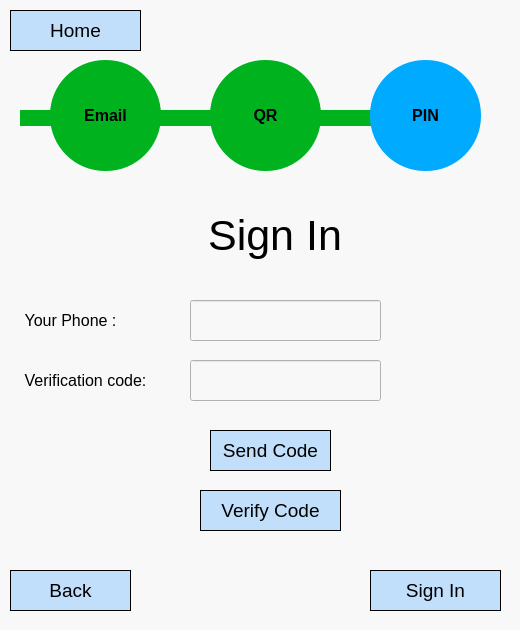
StegoMailo/Desktop-App, file UI_Files/PIN Sign In.ui: the form before one commit.
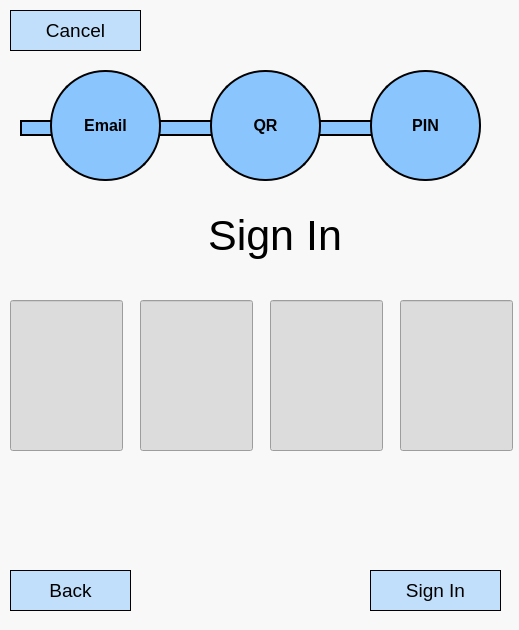
The form after the commit.

Commit message: Finished Sign in UIs

```diff
--- a/UI_Files/PIN Sign In.ui
+++ b/UI_Files/PIN Sign In.ui
@@ -6,7 +6,7 @@
    <rect>
     <x>0</x>
     <y>0</y>
-    <width>520</width>
+    <width>519</width>
     <height>630</height>
    </rect>
   </property>
@@ -16,65 +16,6 @@
   <property name="styleSheet">
    <string notr="true">background-color: rgb(248, 248, 248);</string>
   </property>
-  <widget class="QLabel" name="txtPhoneNumber">
-   <property name="geometry">
-    <rect>
-     <x>10</x>
-     <y>300</y>
-     <width>121</width>
-     <height>41</height>
-    </rect>
-   </property>
-   <property name="text">
-    <string>&lt;html&gt;&lt;head/&gt;&lt;body&gt;&lt;p align=&quot;center&quot;&gt;&lt;span style=&quot; font-size:12pt; color:#000000;&quot;&gt;Your Phone :&lt;/span&gt;&lt;/p&gt;&lt;/body&gt;&lt;/html&gt;</string>
-   </property>
-  </widget>
-  <widget class="QLineEdit" name="tfPhoneNumber">
-   <property name="geometry">
-    <rect>
-     <x>190</x>
-     <y>300</y>
-     <width>191</width>
-     <height>41</height>
-    </rect>
-   </property>
-   <property name="styleSheet">
-    <string notr="true">background-color: rgb(198, 198, 198);
-background-color: rgb(248, 248, 248);</string>
-   </property>
-   <property name="text">
-    <string/>
-   </property>
-  </widget>
-  <widget class="QLabel" name="txtVerificationCode">
-   <property name="geometry">
-    <rect>
-     <x>0</x>
-     <y>360</y>
-     <width>171</width>
-     <height>41</height>
-    </rect>
-   </property>
-   <property name="text">
-    <string>&lt;html&gt;&lt;head/&gt;&lt;body&gt;&lt;p align=&quot;center&quot;&gt;&lt;span style=&quot; font-size:12pt; color:#000000;&quot;&gt;Verification code:&lt;/span&gt;&lt;/p&gt;&lt;/body&gt;&lt;/html&gt;</string>
-   </property>
-  </widget>
-  <widget class="QLineEdit" name="tfVerificationCode">
-   <property name="geometry">
-    <rect>
-     <x>190</x>
-     <y>360</y>
-     <width>191</width>
-     <height>41</height>
-    </rect>
-   </property>
-   <property name="styleSheet">
-    <string notr="true">background-color: rgb(248, 248, 248);</string>
-   </property>
-   <property name="text">
-    <string/>
-   </property>
-  </widget>
   <widget class="QPushButton" name="btnSignIn">
    <property name="geometry">
     <rect>
@@ -118,31 +59,6 @@
     <set>Qt::AlignCenter</set>
    </property>
   </widget>
-  <widget class="QPushButton" name="btnSendCode">
-   <property name="enabled">
-    <bool>true</bool>
-   </property>
-   <property name="geometry">
-    <rect>
-     <x>210</x>
-     <y>430</y>
-     <width>121</width>
-     <height>41</height>
-    </rect>
-   </property>
-   <property name="font">
-    <font>
-     <pointsize>14</pointsize>
-    </font>
-   </property>
-   <property name="styleSheet">
-    <string notr="true">background-color: rgb(138, 198, 253,0.5);
-border: 0.5px solid #000000;</string>
-   </property>
-   <property name="text">
-    <string>Send Code</string>
-   </property>
-  </widget>
   <widget class="QPushButton" name="btnHome">
    <property name="geometry">
     <rect>
@@ -162,14 +78,88 @@
 background-color: rgb(138, 198, 253,0.5);</string>
    </property>
    <property name="text">
-    <string>Home</string>
+    <string>Cancel</string>
+   </property>
+  </widget>
+  <widget class="QPushButton" name="btnBack">
+   <property name="geometry">
+    <rect>
+     <x>10</x>
+     <y>570</y>
+     <width>121</width>
+     <height>41</height>
+    </rect>
+   </property>
+   <property name="font">
+    <font>
+     <pointsize>14</pointsize>
+    </font>
+   </property>
+   <property name="styleSheet">
+    <string notr="true">border: 0.5px solid #000000;
+background-color: rgb(138, 198, 253,0.5);</string>
+   </property>
+   <property name="text">
+    <string>Back</string>
+   </property>
+  </widget>
+  <widget class="QLabel" name="progessPassword">
+   <property name="geometry">
+    <rect>
+     <x>210</x>
+     <y>70</y>
+     <width>111</width>
+     <height>111</height>
+    </rect>
+   </property>
+   <property name="font">
+    <font>
+     <pointsize>12</pointsize>
+     <weight>75</weight>
+     <bold>true</bold>
+    </font>
+   </property>
+   <property name="styleSheet">
+    <string notr="true">  height: 50px;
+  width: 50px;
+
+  border-radius: 55%;
+
+border: 2px solid black;
+background-color: rgba(138, 198, 253,1);</string>
+   </property>
+   <property name="text">
+    <string>QR</string>
+   </property>
+   <property name="alignment">
+    <set>Qt::AlignCenter</set>
+   </property>
+  </widget>
+  <widget class="QLabel" name="EmailToPassword">
+   <property name="enabled">
+    <bool>true</bool>
+   </property>
+   <property name="geometry">
+    <rect>
+     <x>130</x>
+     <y>120</y>
+     <width>101</width>
+     <height>16</height>
+    </rect>
+   </property>
+   <property name="styleSheet">
+    <string notr="true">border: 2px solid black;
+background-color: rgba(138, 198, 253,1);</string>
+   </property>
+   <property name="text">
+    <string/>
    </property>
   </widget>
   <widget class="QLabel" name="progessEmail">
    <property name="geometry">
     <rect>
      <x>50</x>
-     <y>60</y>
+     <y>70</y>
      <width>111</width>
      <height>111</height>
     </rect>
@@ -185,8 +175,10 @@
     <string notr="true">  height: 50px;
   width: 50px;
 
-background-color: rgb(0, 179, 30);
-  border-radius: 55%;</string>
+  border-radius: 55%;
+
+border: 2px solid black;
+background-color: rgba(138, 198, 253,1);</string>
    </property>
    <property name="text">
     <string>Email</string>
@@ -202,14 +194,14 @@
    <property name="geometry">
     <rect>
      <x>290</x>
-     <y>110</y>
+     <y>120</y>
      <width>101</width>
      <height>16</height>
     </rect>
    </property>
    <property name="styleSheet">
-    <string notr="true">background-color: rgb(0, 179, 30);
-</string>
+    <string notr="true">border: 2px solid black;
+background-color: rgba(138, 198, 253,1);</string>
    </property>
    <property name="text">
     <string/>
@@ -219,7 +211,7 @@
    <property name="geometry">
     <rect>
      <x>370</x>
-     <y>60</y>
+     <y>70</y>
      <width>111</width>
      <height>111</height>
     </rect>
@@ -234,8 +226,11 @@
    <property name="styleSheet">
     <string notr="true">  height: 50px;
   width: 50px;
-  background-color: rgb(0, 170, 255);
-  border-radius: 55%;</string>
+
+  border-radius: 55%;
+
+border: 2px solid black;
+background-color: rgba(138, 198, 253,1);</string>
    </property>
    <property name="text">
     <string>PIN</string>
@@ -244,35 +239,6 @@
     <set>Qt::AlignCenter</set>
    </property>
   </widget>
-  <widget class="QLabel" name="progessPassword">
-   <property name="geometry">
-    <rect>
-     <x>210</x>
-     <y>60</y>
-     <width>111</width>
-     <height>111</height>
-    </rect>
-   </property>
-   <property name="font">
-    <font>
-     <pointsize>12</pointsize>
-     <weight>75</weight>
-     <bold>true</bold>
-    </font>
-   </property>
-   <property name="styleSheet">
-    <string notr="true">  height: 50px;
-  width: 50px;
-background-color: rgb(0, 179, 30);
-  border-radius: 55%;</string>
-   </property>
-   <property name="text">
-    <string>QR</string>
-   </property>
-   <property name="alignment">
-    <set>Qt::AlignCenter</set>
-   </property>
-  </widget>
   <widget class="QLabel" name="Entry">
    <property name="enabled">
     <bool>true</bool>
@@ -280,89 +246,130 @@
    <property name="geometry">
     <rect>
      <x>20</x>
-     <y>110</y>
+     <y>120</y>
      <width>101</width>
      <height>16</height>
     </rect>
    </property>
    <property name="styleSheet">
     <string notr="true">
-background-color: rgb(0, 179, 30);</string>
+
+
+border: 2px solid black;
+background-color: rgba(138, 198, 253,1);</string>
    </property>
    <property name="text">
     <string/>
    </property>
   </widget>
-  <widget class="QLabel" name="EmailToPassword">
-   <property name="enabled">
-    <bool>true</bool>
-   </property>
-   <property name="geometry">
-    <rect>
-     <x>130</x>
-     <y>110</y>
-     <width>101</width>
-     <height>16</height>
-    </rect>
-   </property>
-   <property name="styleSheet">
-    <string notr="true">
-background-color: rgb(0, 179, 30);</string>
-   </property>
-   <property name="text">
-    <string/>
-   </property>
-  </widget>
-  <widget class="QPushButton" name="btnBack">
+  <widget class="QLineEdit" name="tfPin1">
    <property name="geometry">
     <rect>
      <x>10</x>
-     <y>570</y>
-     <width>121</width>
-     <height>41</height>
+     <y>300</y>
+     <width>113</width>
+     <height>151</height>
     </rect>
    </property>
    <property name="font">
     <font>
-     <pointsize>14</pointsize>
+     <pointsize>64</pointsize>
     </font>
    </property>
    <property name="styleSheet">
-    <string notr="true">border: 0.5px solid #000000;
-background-color: rgb(138, 198, 253,0.5);</string>
+    <string notr="true">background-color: rgb(220, 220, 220);</string>
    </property>
    <property name="text">
-    <string>Back</string>
+    <string/>
    </property>
+   <property name="maxLength">
+    <number>1</number>
+   </property>
+   <property name="alignment">
+    <set>Qt::AlignCenter</set>
+   </property>
   </widget>
-  <widget class="QPushButton" name="btnVerifyCode">
+  <widget class="QLineEdit" name="tfPin2">
    <property name="geometry">
     <rect>
-     <x>200</x>
-     <y>490</y>
-     <width>141</width>
-     <height>41</height>
+     <x>140</x>
+     <y>300</y>
+     <width>113</width>
+     <height>151</height>
     </rect>
    </property>
    <property name="font">
     <font>
-     <pointsize>14</pointsize>
+     <pointsize>64</pointsize>
     </font>
    </property>
    <property name="styleSheet">
-    <string notr="true">background-color: rgb(138, 198, 253,0.5);
-border: 0.5px solid #000000;</string>
+    <string notr="true">background-color: rgb(220, 220, 220);</string>
    </property>
    <property name="text">
-    <string>Verify Code</string>
+    <string/>
    </property>
+   <property name="maxLength">
+    <number>1</number>
+   </property>
+   <property name="alignment">
+    <set>Qt::AlignCenter</set>
+   </property>
   </widget>
-  <zorder>EmailToPassword</zorder>
-  <zorder>Entry</zorder>
-  <zorder>txtPhoneNumber</zorder>
-  <zorder>tfPhoneNumber</zorder>
-  <zorder>txtVerificationCode</zorder>
-  <zorder>tfVerificationCode</zorder>
+  <widget class="QLineEdit" name="tfPin3">
+   <property name="geometry">
+    <rect>
+     <x>270</x>
+     <y>300</y>
+     <width>113</width>
+     <height>151</height>
+    </rect>
+   </property>
+   <property name="font">
+    <font>
+     <pointsize>64</pointsize>
+    </font>
+   </property>
+   <property name="styleSheet">
+    <string notr="true">background-color: rgb(220, 220, 220);</string>
+   </property>
+   <property name="text">
+    <string/>
+   </property>
+   <property name="maxLength">
+    <number>1</number>
+   </property>
+   <property name="alignment">
+    <set>Qt::AlignCenter</set>
+   </property>
+  </widget>
+  <widget class="QLineEdit" name="tfPin4">
+   <property name="geometry">
+    <rect>
+     <x>400</x>
+     <y>300</y>
+     <width>113</width>
+     <height>151</height>
+    </rect>
+   </property>
+   <property name="font">
+    <font>
+     <pointsize>64</pointsize>
+    </font>
+   </property>
+   <property name="styleSheet">
+    <string notr="true">background-color: rgb(220, 220, 220);</string>
+   </property>
+   <property name="text">
+    <string/>
+   </property>
+   <property name="maxLength">
+    <number>1</number>
+   </property>
+   <property name="alignment">
+    <set>Qt::AlignCenter</set>
+   </property>
+  </widget>
   <zorder>btnSignIn</zorder>
   <zorder>txtSignInTitle</zorder>
   <zorder>btnSendCode</zorder>
```
Left out of the diff: 12 changed lines with no effect on the pictures. The commit also changes 11 other files.
